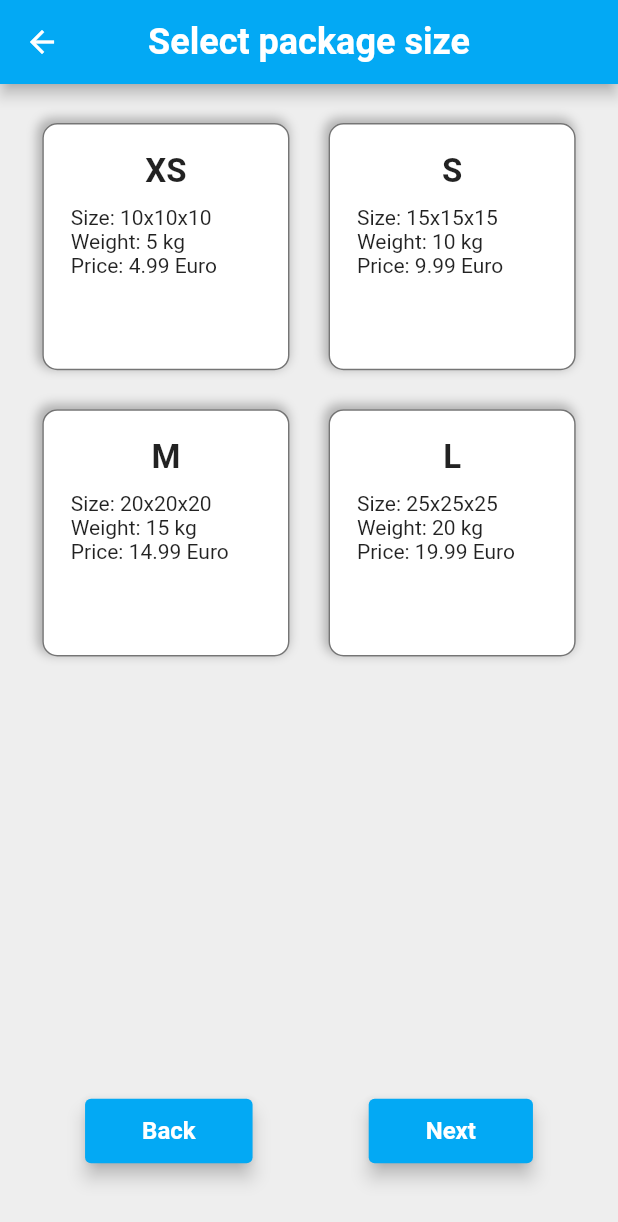
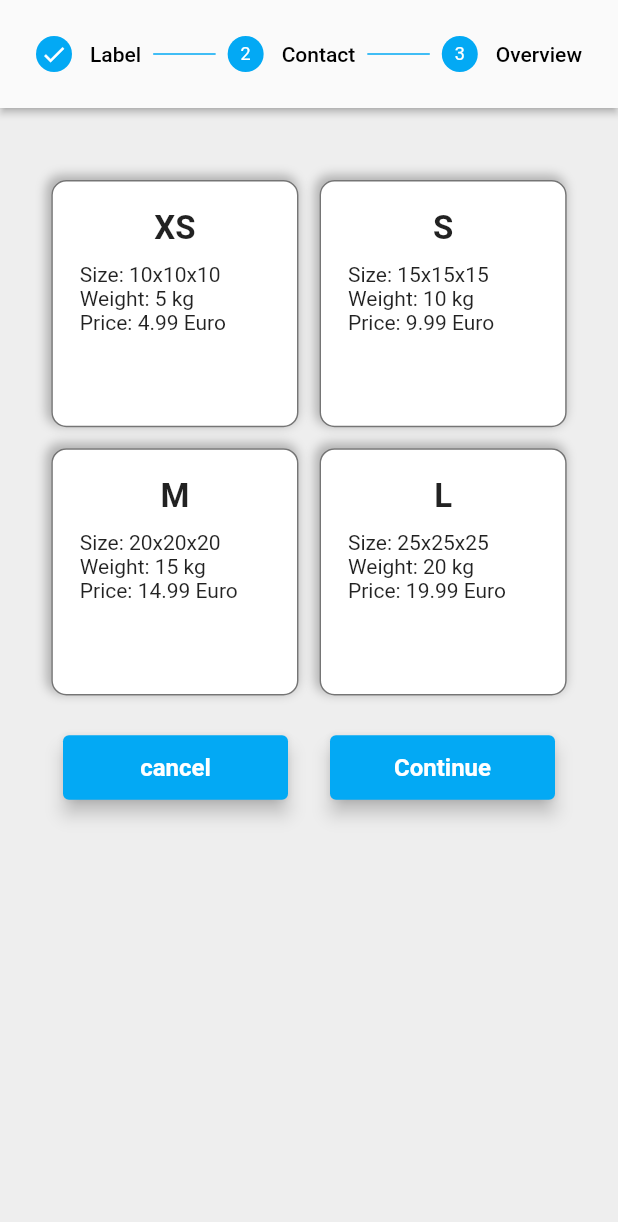
Before and after one commit to viktorgritz/OrderingProcess, a Flutter app: the screen it shows after launch, after a tap on "Create label", on a phone screen of 412 x 824 dp. Shown: the top 1222 px of the screen. Run offline on Flutter 3.47's test engine with Material 2 defaults, Android fonts, the phone set to English and light mode, and no system bars; drawn by our look-alikes of group_button; our stand-ins replace fluttertoast.

Commit message:
add: stepper

```diff
--- a/ordering_process/lib/constants/app_constants.dart
+++ b/ordering_process/lib/constants/app_constants.dart
@@ -10,6 +10,7 @@ class FormRegex {
 }
 
 class DefaultInsets {
+  static const marginAll2 = EdgeInsets.all(2);
   static const paddingAll8 = EdgeInsets.all(8);
   static const paddingAll18 = EdgeInsets.all(18);
 }
--- a/ordering_process/lib/contact_form/contact_form_controller.dart
+++ b/ordering_process/lib/contact_form/contact_form_controller.dart
@@ -9,7 +9,7 @@ class ContactFormController {
   ) {
     RegExp nameRegex = RegExp(regex);
     if (label.contains('E-Mail')) {
-      return validateEmail(value, nameRegex, errorMessage, callback);
+      return _validateEmail(value, nameRegex, errorMessage, callback);
     }
     if ((value == null || value.trim().isEmpty || nameRegex.hasMatch(value)) &&
         isRequired) {
@@ -27,7 +27,7 @@ class ContactFormController {
     }
   }
 
-  String? validateEmail(
+  String? _validateEmail(
     String? value,
     RegExp nameRegex,
     String errorMessage,
--- a/ordering_process/lib/home_screen.dart
+++ b/ordering_process/lib/home_screen.dart
@@ -20,13 +20,13 @@ class _HomeScreenState extends State<HomeScreen> {
         color: Colors.grey[200],
         child: Center(
           child: Padding(
-            padding: const EdgeInsets.symmetric(horizontal: 20.0, vertical: 40),
+            padding: const EdgeInsets.symmetric(horizontal: 10.0, vertical: 40),
             child: Column(
               mainAxisAlignment: MainAxisAlignment.end,
               children: <Widget>[
                 ElevatedButton(
-                  onPressed: () =>
-                      Navigator.of(context).pushNamed('/shipping_label'),
+                  onPressed: () => Navigator.of(context)
+                      .pushNamed('/ordering_process_screen'),
                   child: Text(S.of(context).createLabelButtonTitle),
                 ),
               ],
--- a/ordering_process/lib/main.dart
+++ b/ordering_process/lib/main.dart
@@ -8,6 +8,7 @@ import 'package:provider/provider.dart';
 import 'Overview/overview_screen.dart';
 import 'contact_form/contact_form_screen.dart';
 import 'generated/l10n.dart';
+import 'ordering_process_screen.dart';
 import 'theme/app_themes.dart';
 
 void main() {
@@ -26,9 +27,10 @@ class MyApp extends StatelessWidget {
         theme: AppThemes.lightTheme,
         home: const HomeScreen(),
         routes: {
-          '/shipping_label': (context) => ShippingLabelScreen(),
-          '/contact_form': (context) => ContactFormScreen(),
-          '/overview_screen': (context) => const OverviewScreen(),
+          //'/shipping_label': (context) => ShippingLabelScreen(),
+          //'/contact_form': (context) => ContactFormScreen(),
+          //'/overview_screen': (context) => const OverviewScreen(),
+          '/ordering_process_screen': (context) => OrderingProcessScreen(),
         },
         localizationsDelegates: const [
           S.delegate,
--- /dev/null
+++ b/ordering_process/lib/ordering_process_screen.dart
@@ -0,0 +1,175 @@
+import 'package:flutter/material.dart';
+import 'package:fluttertoast/fluttertoast.dart';
+import 'package:ordering_process/Model/total_information.dart';
+import 'package:ordering_process/Overview/overview_screen.dart';
+import 'package:ordering_process/shipping_label/shipping_label_screen.dart';
+import 'package:provider/provider.dart';
+
+import 'contact_form/contact_form_screen.dart';
+import 'generated/l10n.dart';
+
+class OrderingProcessScreen extends StatefulWidget {
+  final _formKeyE = GlobalKey<FormState>();
+  final _formKeyA = GlobalKey<FormState>();
+  OrderingProcessScreen({Key? key}) : super(key: key);
+
+  @override
+  State<OrderingProcessScreen> createState() => _OrderingProcessScreenState();
+}
+
+class _OrderingProcessScreenState extends State<OrderingProcessScreen> {
+  int _currentStep = 0;
+
+  @override
+  Widget build(BuildContext context) {
+    return SafeArea(
+      child: Scaffold(
+        body: Container(
+          color: Colors.grey[200],
+          child: Column(
+            children: <Widget>[
+              Expanded(
+                child: Stepper(
+                  controlsBuilder: (context, details) {
+                    return buildStepperControls();
+                  },
+                  physics: const ScrollPhysics(),
+                  type: StepperType.horizontal,
+                  currentStep: _currentStep,
+                  onStepTapped: (step) => onStepTupped(step),
+                  steps: getSteps(),
+                ),
+              ),
+            ],
+          ),
+        ),
+      ),
+    );
+  }
+
+  Padding buildStepperControls() {
+    return Padding(
+      padding: const EdgeInsets.symmetric(horizontal: 18.0),
+      child: Consumer<TotalInformation>(
+        builder: (context, totalInformation, child) {
+          return Row(
+            mainAxisAlignment: _currentStep != 2
+                ? MainAxisAlignment.spaceBetween
+                : MainAxisAlignment.center,
+            children: <Widget>[
+              _currentStep != 2
+                  ? ElevatedButton(
+                      onPressed: () => cancel(),
+                      child: const Text('cancel'),
+                    )
+                  : ElevatedButton(
+                      onPressed: () => Fluttertoast.showToast(
+                        msg: 'Label created',
+                        backgroundColor: Colors.deepOrange,
+                      ),
+                      child: Text(
+                        S.of(context).createLabelButtonTitle,
+                      ),
+                    ),
+              _currentStep != 2
+                  ? ElevatedButton(
+                      onPressed: () => continued(totalInformation),
+                      child: Text('Continue'),
+                    )
+                  : Container(),
+            ],
+          );
+        },
+      ),
+    );
+  }
+
+  List<Step> getSteps() {
+    return <Step>[
+      Step(
+        title: Text(
+          'Label',
+          style: TextStyle(
+            color: _currentStep >= 0 ? Colors.black : Colors.blue,
+          ),
+        ),
+        content: ShippingLabelScreen(),
+        isActive: _currentStep >= 0,
+        state: _currentStep >= 0 ? StepState.complete : StepState.disabled,
+      ),
+      Step(
+        title: const Text(
+          'Contact',
+          style: TextStyle(color: Colors.black),
+        ),
+        content: ContactFormScreen(
+          formKeyE: widget._formKeyE,
+          formKeyA: widget._formKeyA,
+        ),
+        isActive: _currentStep >= 0,
+        state: _currentStep >= 1 ? StepState.disabled : StepState.disabled,
+      ),
+      Step(
+        title: const Text(
+          'Overview',
+          style: TextStyle(color: Colors.black),
+        ),
+        content: OverviewScreen(),
+        isActive: _currentStep >= 0,
+        state: _currentStep >= 2 ? StepState.complete : StepState.disabled,
+      ),
+    ];
+  }
+
+  void onStepTupped(int step) {
+    setState(() {
+      _currentStep = step;
+    });
+  }
+
+  void continued(TotalInformation totalInformation) {
+    _currentStep < 2
+        ? setState(() {
+            if (_currentStep == 0) {
+              return checkForStepOne(totalInformation);
+            }
+            if (_currentStep == 1) {
+              return checkForStepTwo();
+            }
+            _currentStep += 1;
+          })
+        : null;
+  }
+
+  void checkForStepTwo() {
+    if (widget._formKeyE.currentState!.validate() &
+        widget._formKeyA.currentState!.validate()) {
+      FocusManager.instance.primaryFocus?.unfocus();
+      _currentStep += 1;
+      return;
+    } else {
+      Fluttertoast.showToast(
+        msg: S.of(context).contactFormToastMessage,
+        backgroundColor: Colors.deepOrange,
+      );
+      return;
+    }
+  }
+
+  void checkForStepOne(TotalInformation totalInformation) {
+    if (totalInformation.label.size.isNotEmpty) {
+      _currentStep += 1;
+      return;
+    } else {
+      Fluttertoast.showToast(
+        msg: S.of(context).shippingLabelToastMessage,
+        backgroundColor: Colors.deepOrange,
+      );
+      return;
+    }
+  }
+
+  void cancel() {
+    _currentStep > 0 ? setState(() => _currentStep -= 1) : null;
+  }
+}
--- a/ordering_process/lib/overview/overview_screen.dart
+++ b/ordering_process/lib/overview/overview_screen.dart
@@ -3,56 +3,91 @@ import 'package:ordering_process/Model/total_information.dart';
 import 'package:ordering_process/Overview/person_total_data_view.dart';
 import 'package:ordering_process/constants/app_constants.dart';
 import 'package:ordering_process/generated/l10n.dart';
+import 'package:provider/provider.dart';
 
 class OverviewScreen extends StatelessWidget {
   const OverviewScreen({Key? key}) : super(key: key);
 
   @override
   Widget build(BuildContext context) {
-    final totalInformation =
-        ModalRoute.of(context)!.settings.arguments as TotalInformation;
-    return Scaffold(
-      appBar: AppBar(
-        title: Text(S.of(context).overviewAppbarTitle),
-      ),
-      body: Padding(
+    return Padding(
       padding: DefaultInsets.paddingAll8,
       child: Center(
         child: SingleChildScrollView(
-            child: Column(
+          child: Consumer<TotalInformation>(
+              builder: (context, totalInformation, child) {
+            return Column(
               mainAxisAlignment: MainAxisAlignment.start,
               children: [
                 Padding(
                   padding: const EdgeInsets.symmetric(
                       horizontal: 28.0, vertical: 12),
-                  child: Container(
+                  child: Stack(
+                    alignment: Alignment.topCenter,
+                    children: <Widget>[
+                      Container(
                         width: double.infinity,
                         padding: const EdgeInsets.symmetric(
                           horizontal: 38,
-                      vertical: 18,
+                          vertical: 36,
                         ),
                         decoration: BoxDecoration(
-                        color: Colors.grey[200],
+                          color: Colors.white,
                           border: Border.all(),
-                        borderRadius: BorderRadius.circular(15)),
+                          borderRadius: BorderRadius.circular(15),
+                        ),
                         child: Column(
                           crossAxisAlignment: CrossAxisAlignment.center,
                           children: [
-                        textRow(S.of(context).labelOverviewTitle,
-                            totalInformation.label.title),
                             textRow(S.of(context).sizeOverviewTitle,
                                 totalInformation.label.size),
                             textRow(S.of(context).weightOverviewTitle,
                                 '${totalInformation.label.weight} ${S.of(context).weightValueOverviewTitle}'),
-                        Text(
+                            Padding(
+                              padding: const EdgeInsets.only(top: 16.0),
+                              child: Text(
                                 '${S.of(context).priceOverviewTitle} ${totalInformation.label.preis}${S.of(context).priceValueOverviewTitle}',
                                 style: const TextStyle(
                                   fontWeight: FontWeight.bold,
                                   fontSize: 18,
                                 ),
                               ),
+                            ),
                           ],
                         ),
+                      ),
+                      Container(
+                        width: 120,
+                        height: 30,
+                        decoration: BoxDecoration(
+                          color: Colors.lightBlue,
+                          border: Border.all(),
+                          borderRadius: const BorderRadius.only(
+                              bottomLeft: Radius.circular(5),
+                              bottomRight: Radius.circular(5)),
+                        ),
+                        child: Padding(
+                          padding: const EdgeInsets.symmetric(horizontal: 15.0),
+                          child: Row(
+                            mainAxisAlignment: MainAxisAlignment.spaceBetween,
+                            children: [
+                              Text(
+                                S.of(context).labelOverviewTitle,
+                                style: const TextStyle(
+                                    color: Colors.white,
+                                    fontWeight: FontWeight.bold),
+                              ),
+                              Text(
+                                totalInformation.label.title,
+                                style: const TextStyle(
+                                    color: Colors.white,
+                                    fontWeight: FontWeight.bold),
+                              ),
+                            ],
+                          ),
+                        ),
+                      ),
+                    ],
                   ),
                 ),
                 Padding(
@@ -65,13 +100,9 @@ class OverviewScreen extends StatelessWidget {
                   child: Text(S.of(context).senderTitle),
                 ),
                 PersonTotalDataView(person: totalInformation.sender),
-                ElevatedButton(
-                  onPressed: () {},
-                  child: Text(S.of(context).createLabelButtonTitle),
-                )
               ],
-            ),
-          ),
+            );
+          }),
         ),
       ),
     );
--- a/ordering_process/lib/shipping_label/group_button_item.dart
+++ b/ordering_process/lib/shipping_label/group_button_item.dart
@@ -5,19 +5,18 @@ import 'package:ordering_process/generated/l10n.dart';
 
 class GroupButtonItem extends StatelessWidget {
   final bool isSelected;
-  final double width;
   final Label labelItem;
   const GroupButtonItem({
     required this.isSelected,
-    required this.width,
     required this.labelItem,
     Key? key,
   }) : super(key: key);
 
   @override
   Widget build(BuildContext context) {
+    final screenWidth = MediaQuery.of(context).size.width / 2.5;
     return Container(
-      margin: DefaultInsets.paddingAll8,
+      margin: DefaultInsets.marginAll2,
       decoration: BoxDecoration(
         boxShadow: [
           BoxShadow(
@@ -33,8 +32,8 @@ class GroupButtonItem extends StatelessWidget {
         color: isSelected ? Colors.lightBlue[100] : Colors.white,
       ),
       padding: DefaultInsets.paddingAll18,
-      width: width,
-      height: width,
+      width: screenWidth,
+      height: screenWidth,
       child: Center(
         child: Column(
           crossAxisAlignment: CrossAxisAlignment.start,
@@ -52,7 +51,7 @@ class GroupButtonItem extends StatelessWidget {
             ),
             Text(S.of(context).sizeTitle(labelItem.size)),
             Text(S.of(context).weightTitle(labelItem.weight)),
-            Text(S.of(context).priceTitle(labelItem.preis)),
+            FittedBox(child: Text(S.of(context).priceTitle(labelItem.preis))),
           ],
         ),
       ),
--- a/ordering_process/lib/shipping_label/shipping_label_screen.dart
+++ b/ordering_process/lib/shipping_label/shipping_label_screen.dart
@@ -1,10 +1,8 @@
 import 'package:flutter/material.dart';
-import 'package:fluttertoast/fluttertoast.dart';
 import 'package:group_button/group_button.dart';
 import 'package:ordering_process/Model/label.dart';
-import 'package:ordering_process/constants/app_constants.dart';
-import 'package:ordering_process/generated/l10n.dart';
-import 'package:ordering_process/navigation_buttons.dart';
+import 'package:ordering_process/Model/total_information.dart';
+import 'package:provider/provider.dart';
 
 import 'group_button_item.dart';
 
@@ -22,62 +20,34 @@ class ShippingLabelScreen extends StatefulWidget {
 }
 
 class _ShippingLabelScreenState extends State<ShippingLabelScreen> {
-  late Label _newValue = Label.empty();
   @override
   Widget build(BuildContext context) {
-    final screenWidth = MediaQuery.of(context).size.width / 2.5;
-
-    return Scaffold(
-      appBar: AppBar(
-        title: Text(S.of(context).shippingLabelScreenAppBarTitle),
-      ),
-      body: Container(
-        color: Colors.grey[200],
-        child: SizedBox(
-          height: MediaQuery.of(context).size.height,
-          child: Padding(
-            padding: DefaultInsets.paddingAll18,
-            child: Column(
+    return Container(
+      padding: EdgeInsets.symmetric(vertical: 20),
+      child: Padding(
+        padding: EdgeInsets.all(2),
+        child: Consumer<TotalInformation>(
+          builder: (context, totalInformation, child) {
+            return Column(
               mainAxisAlignment: MainAxisAlignment.spaceBetween,
               children: [
                 GroupButton<Label>(
                   isRadio: true,
-                  onSelected: (val, index, isSelected) => setNewValue(index),
+                  onSelected: (val, index, isSelected) =>
+                      totalInformation.label = widget.labels[index],
                   buttons: widget.labels,
                   buttonBuilder: (selected, element, context) {
                     return GroupButtonItem(
                       isSelected: selected,
-                      width: screenWidth,
                       labelItem: element,
                     );
                   },
                 ),
-                NavigationButtons(
-                  backButton: () => Navigator.of(context).pop(),
-                  nextButton: () => navigateToContactForm(context),
-                ),
               ],
-            ),
-          ),
+            );
+          },
         ),
       ),
     );
   }
-
-  void setNewValue(int value) {
-    setState(() {
-      _newValue = widget.labels[value];
-    });
-  }
-
-  void navigateToContactForm(BuildContext context) {
-    if (_newValue.title.isNotEmpty) {
-      Navigator.of(context).pushNamed('/contact_form', arguments: _newValue);
-    } else {
-      Fluttertoast.showToast(
-        msg: S.of(context).shippingLabelToastMessage,
-        backgroundColor: Colors.deepOrange,
-      );
-    }
-  }
 }
--- a/ordering_process/lib/theme/app_themes.dart
+++ b/ordering_process/lib/theme/app_themes.dart
@@ -4,6 +4,7 @@ class AppThemes {
   static final ThemeData lightTheme = ThemeData(
     elevatedButtonTheme: ElevatedButtonThemeData(
       style: ElevatedButton.styleFrom(
+        minimumSize: const Size(150, 20),
         elevation: 5,
         foregroundColor: Colors.white,
         textStyle: const TextStyle(fontSize: 16, fontWeight: FontWeight.bold),
```
Also changed, not shown: ordering_process/lib/contact_form/contact_form_screen.dart (+8 -44 lines), ordering_process/lib/model/person.dart (+9 -1 lines). Lines whose indentation alone changed are shown as unchanged.
